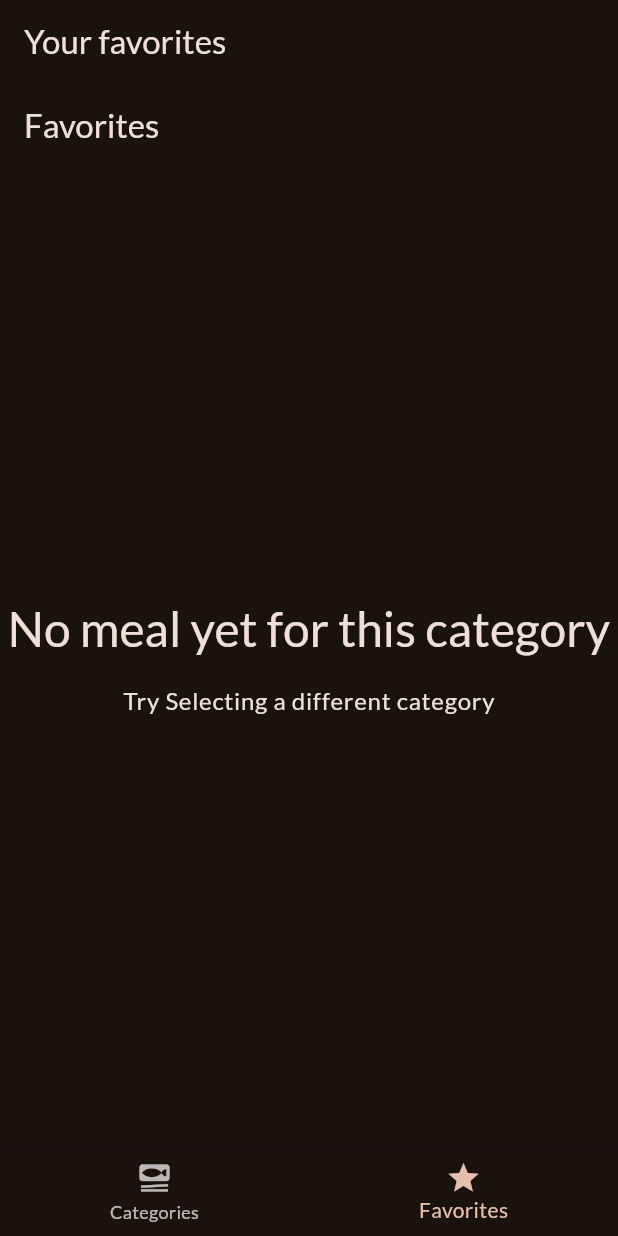
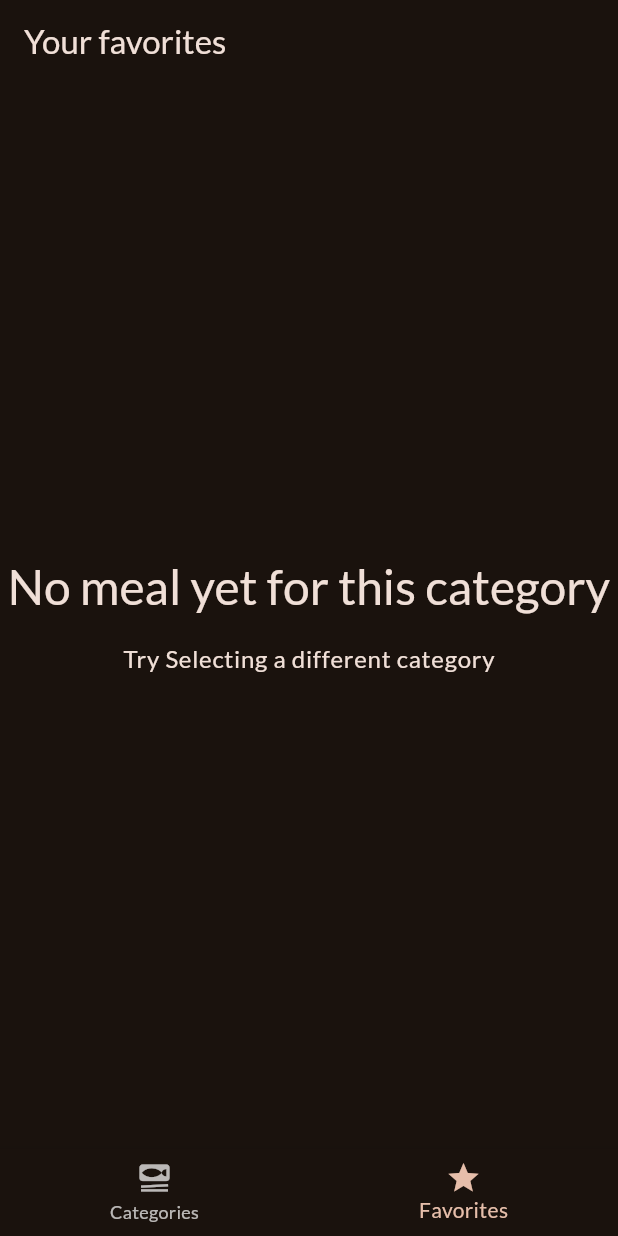
Before and after one commit to Joseph-Ofodum/Meal-app, a Flutter app: the screen it shows after launch, item 2 of the bottom bar chosen, on a phone screen of 412 x 824 dp. Run offline on Flutter 3.47's test engine with Material 3 defaults, Android fonts, the phone set to English and light mode, and no system bars; our stand-ins replace google_fonts, transparent_image.

Commit message:
removing the double title from the categories screen

```diff
--- a/lib/screens/tabs.dart
+++ b/lib/screens/tabs.dart
@@ -27,7 +27,6 @@ class _TabScreenState extends State<TabsScreen> {
 
     if (_selectedPageIndex == 1) {
       activePage = const MealsScreen(
-        title: 'Favorites',
         meals: [],
       );
       activePageTitle = 'Your favorites';
```
